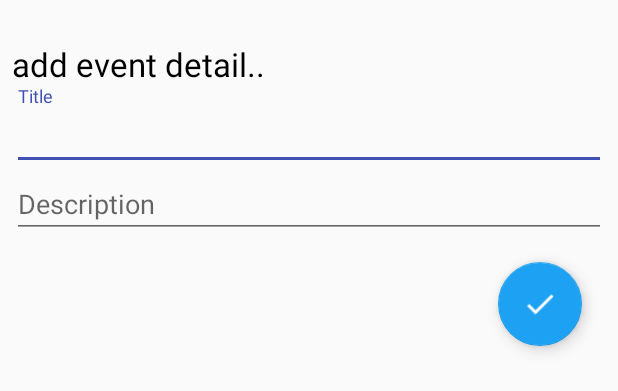
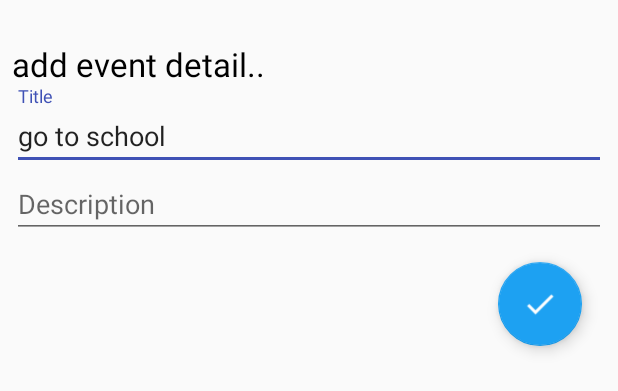
Before and after one commit to sarunya-w/me-diary-system, an Android app: the layout activity_event.xml on its own in the app's theme, with its tools: preview values and no code run, on a phone screen of 412 x 824 dp. Shown: the top 391 px of the screen. Run offline under Robolectric (Android 15) with nearby library versions, the phone set to English and light mode, and no system bars.

Commit message:
fix view detail (event)

```diff
--- a/app/src/main/java/com/example/mediary/diary/fragments/EventFragment.java
+++ b/app/src/main/java/com/example/mediary/diary/fragments/EventFragment.java
@@ -82,9 +82,12 @@ public class EventFragment extends Fragment {
             @Override
             public void onItemClick(AdapterView<?> parent, View view, int position, long id) {
                 Intent intent = new Intent(getContext(), EventActivity.class);
+
+                intent.putExtra("title", list.get(position));
                 startActivity(intent);
             }
         });
+
 
         FloatingActionButton floatingActionButton =
                 (FloatingActionButton) view.findViewById(R.id.fab);
@@ -124,7 +127,6 @@ public class EventFragment extends Fragment {
                         for(int i = 0; i < events.length(); i++){
                             JSONObject e = (JSONObject) events.get(i);
                             list.add(e.get("title").toString() + "  ("+ convertDatetime(e.get("dateTime").toString()) + ")");
-
                         }
 
                         EventFragment.this.getActivity().runOnUiThread(new Runnable() {
--- a/app/src/main/res/layout/activity_event.xml
+++ b/app/src/main/res/layout/activity_event.xml
@@ -58,6 +58,7 @@
             android:hint="@string/lbl_name"
             android:inputType="text"
             android:maxLines="1"
+            android:text="go to school"
             android:singleLine="true" />
 
     </android.support.design.widget.TextInputLayout>
```
Also changed, not shown: app/src/main/java/com/example/mediary/diary/EventActivity.java (+8 -1 lines).
